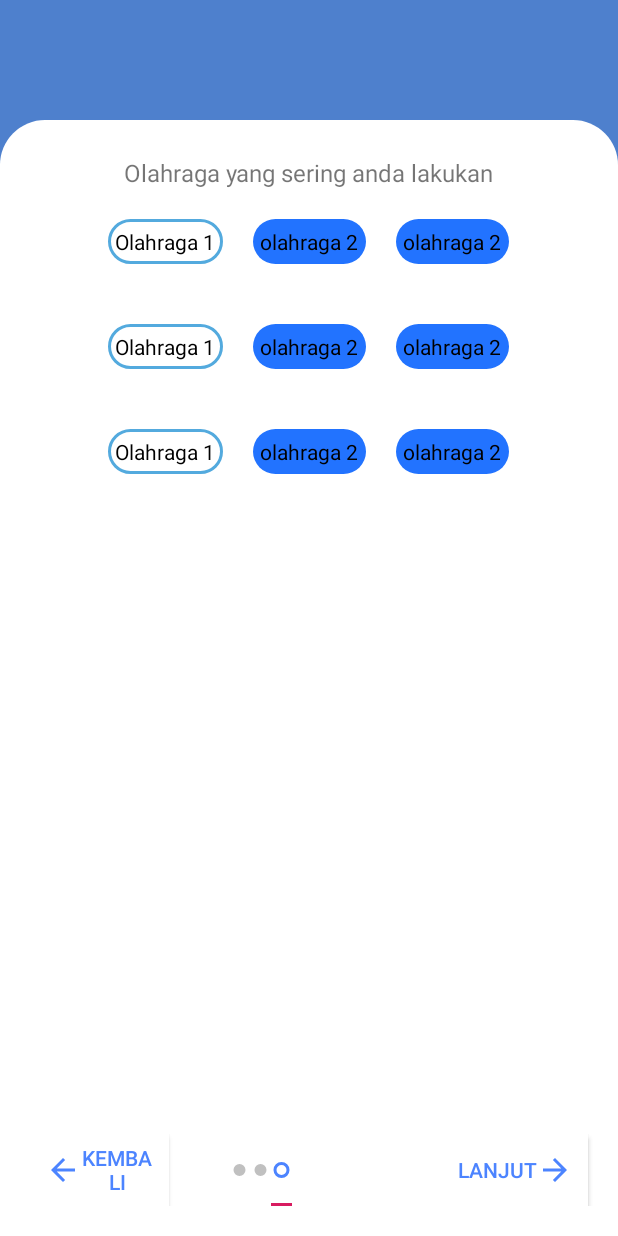
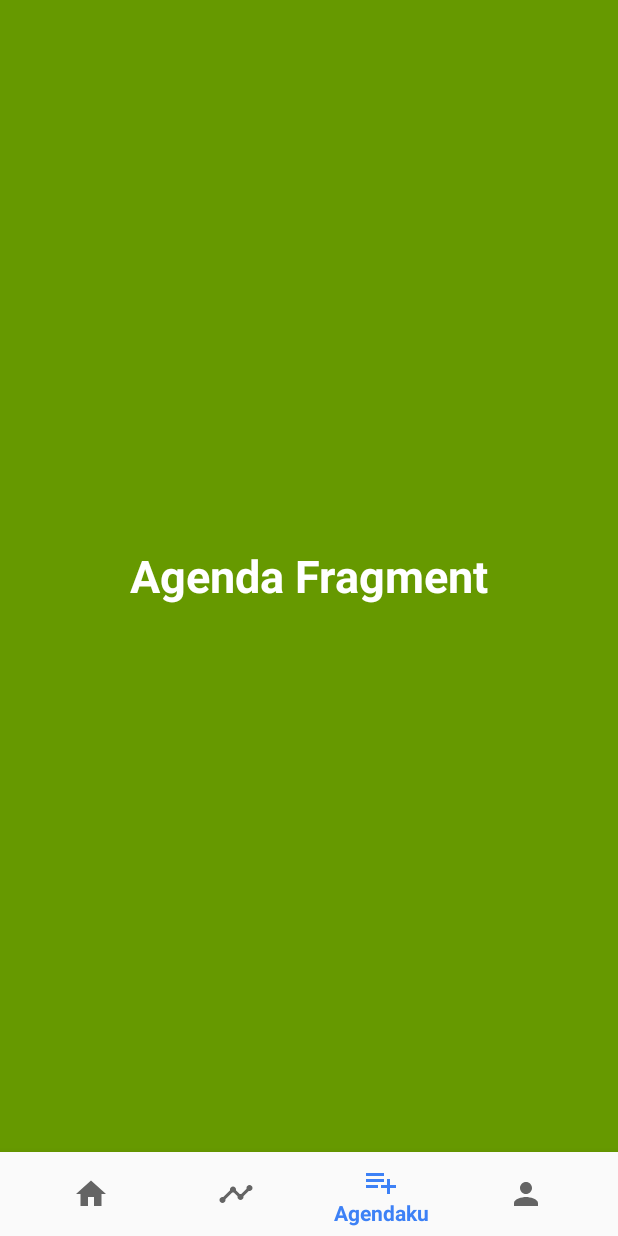
Before and after one commit to Syamil08/fooocare, an Android app: the screen it shows after launch (SignUP before the commit, DashboardActivity after it), item 3 of the bottom bar chosen, on a phone screen of 412 x 824 dp. Run offline under Robolectric (Android 15) with nearby library versions, the phone set to English and light mode, and no system bars.

Commit message:
Dashboard Page On Progress 10%

```diff
--- /dev/null
+++ b/app/src/main/java/com/example/fooocare/AgendaFragment.java
@@ -0,0 +1,19 @@
+package com.example.fooocare;
+
+import android.os.Bundle;
+import android.view.LayoutInflater;
+import android.view.View;
+import android.view.ViewGroup;
+
+import androidx.annotation.NonNull;
+import androidx.annotation.Nullable;
+import androidx.fragment.app.Fragment;
+
+public class AgendaFragment extends Fragment {
+
+    @Nullable
+    @Override
+    public View onCreateView(@NonNull LayoutInflater inflater, @Nullable ViewGroup container, @Nullable Bundle savedInstanceState) {
+        return inflater.inflate(R.layout.fragment_agenda, container, false);
+    }
+}
--- /dev/null
+++ b/app/src/main/java/com/example/fooocare/DashboardActivity.java
@@ -0,0 +1,54 @@
+package com.example.fooocare;
+
+import androidx.annotation.NonNull;
+import androidx.appcompat.app.AppCompatActivity;
+import androidx.fragment.app.Fragment;
+
+import android.os.Bundle;
+import android.view.MenuItem;
+
+import com.google.android.material.bottomnavigation.BottomNavigationView;
+
+public class DashboardActivity extends AppCompatActivity {
+
+    @Override
+    protected void onCreate(Bundle savedInstanceState) {
+        super.onCreate(savedInstanceState);
+        setContentView(R.layout.activity_dashboard);
+
+
+        BottomNavigationView bottomNav = findViewById(R.id.bottom_navigation);
+        bottomNav.setOnNavigationItemSelectedListener(navListener);
+
+//        set untuk home fragment yang akan muncul pertama kali
+        getSupportFragmentManager().beginTransaction().replace(R.id.fragment_container, new HomeFragment()).commit();
+    }
+
+    private BottomNavigationView.OnNavigationItemSelectedListener navListener =
+            new BottomNavigationView.OnNavigationItemSelectedListener() {
+                @Override
+                public boolean onNavigationItemSelected(@NonNull MenuItem menuItem) {
+                    Fragment selectedFragment = null;
+
+                    if (menuItem.getItemId() == R.id.nav_home){
+                        selectedFragment = new HomeFragment();
+                    }
+
+                    if (menuItem.getItemId() == R.id.nav_agenda){
+                        selectedFragment = new AgendaFragment();
+                    }
+
+                    if (menuItem.getItemId() == R.id.nav_statistic){
+                        selectedFragment = new StatistikFragment();
+                    }
+
+                    if (menuItem.getItemId() == R.id.nav_profil){
+                        selectedFragment = new ProfilFragment();
+                    }
+
+                    getSupportFragmentManager().beginTransaction().replace(R.id.fragment_container,selectedFragment).commit();
+
+                    return true;
+                }
+            };
+}
--- /dev/null
+++ b/app/src/main/java/com/example/fooocare/HomeFragment.java
@@ -0,0 +1,19 @@
+package com.example.fooocare;
+
+import android.os.Bundle;
+import android.view.LayoutInflater;
+import android.view.View;
+import android.view.ViewGroup;
+
+import androidx.annotation.NonNull;
+import androidx.annotation.Nullable;
+import androidx.fragment.app.Fragment;
+
+public class HomeFragment extends Fragment {
+
+    @Nullable
+    @Override
+    public View onCreateView(@NonNull LayoutInflater inflater, @Nullable ViewGroup container, @Nullable Bundle savedInstanceState) {
+        return inflater.inflate(R.layout.fragment_home, container, false);
+    }
+}
--- a/app/src/main/java/com/example/fooocare/SignUP.java
+++ b/app/src/main/java/com/example/fooocare/SignUP.java
@@ -19,6 +19,7 @@ public class SignUP extends AppCompatActivity {
     Button btnNext, btnPrev, btnFinish;
     int position = 0;
     DatabaseReference reff;
+
     @Override
     protected void onCreate(Bundle savedInstanceState) {
         super.onCreate(savedInstanceState);
--- /dev/null
+++ b/app/src/main/res/drawable/ic_agenda.xml
@@ -0,0 +1,9 @@
+<vector xmlns:android="http://schemas.android.com/apk/res/android"
+        android:width="24dp"
+        android:height="24dp"
+        android:viewportWidth="24.0"
+        android:viewportHeight="24.0">
+    <path
+        android:fillColor="#FF000000"
+        android:pathData="M14,10L2,10v2h12v-2zM14,6L2,6v2h12L14,6zM18,14v-4h-2v4h-4v2h4v4h2v-4h4v-2h-4zM2,16h8v-2L2,14v2z"/>
+</vector>
--- /dev/null
+++ b/app/src/main/res/drawable/ic_home.xml
@@ -0,0 +1,9 @@
+<vector xmlns:android="http://schemas.android.com/apk/res/android"
+        android:width="24dp"
+        android:height="24dp"
+        android:viewportWidth="24.0"
+        android:viewportHeight="24.0">
+    <path
+        android:fillColor="#FF000000"
+        android:pathData="M10,20v-6h4v6h5v-8h3L12,3 2,12h3v8z"/>
+</vector>
--- /dev/null
+++ b/app/src/main/res/drawable/ic_person.xml
@@ -0,0 +1,9 @@
+<vector xmlns:android="http://schemas.android.com/apk/res/android"
+        android:width="24dp"
+        android:height="24dp"
+        android:viewportWidth="24.0"
+        android:viewportHeight="24.0">
+    <path
+        android:fillColor="#FF000000"
+        android:pathData="M12,12c2.21,0 4,-1.79 4,-4s-1.79,-4 -4,-4 -4,1.79 -4,4 1.79,4 4,4zM12,14c-2.67,0 -8,1.34 -8,4v2h16v-2c0,-2.66 -5.33,-4 -8,-4z"/>
+</vector>
--- /dev/null
+++ b/app/src/main/res/drawable/ic_statistic.xml
@@ -0,0 +1,9 @@
+<vector xmlns:android="http://schemas.android.com/apk/res/android"
+        android:width="24dp"
+        android:height="24dp"
+        android:viewportWidth="24.0"
+        android:viewportHeight="24.0">
+    <path
+        android:fillColor="#FF000000"
+        android:pathData="M23,8c0,1.1 -0.9,2 -2,2 -0.18,0 -0.35,-0.02 -0.51,-0.07l-3.56,3.55c0.05,0.16 0.07,0.34 0.07,0.52 0,1.1 -0.9,2 -2,2s-2,-0.9 -2,-2c0,-0.18 0.02,-0.36 0.07,-0.52l-2.55,-2.55c-0.16,0.05 -0.34,0.07 -0.52,0.07s-0.36,-0.02 -0.52,-0.07l-4.55,4.56c0.05,0.16 0.07,0.33 0.07,0.51 0,1.1 -0.9,2 -2,2s-2,-0.9 -2,-2 0.9,-2 2,-2c0.18,0 0.35,0.02 0.51,0.07l4.56,-4.55C8.02,9.36 8,9.18 8,9c0,-1.1 0.9,-2 2,-2s2,0.9 2,2c0,0.18 -0.02,0.36 -0.07,0.52l2.55,2.55c0.16,-0.05 0.34,-0.07 0.52,-0.07s0.36,0.02 0.52,0.07l3.55,-3.56C19.02,8.35 19,8.18 19,8c0,-1.1 0.9,-2 2,-2s2,0.9 2,2z"/>
+</vector>
--- /dev/null
+++ b/app/src/main/res/layout/activity_dashboard.xml
@@ -0,0 +1,25 @@
+<?xml version="1.0" encoding="utf-8"?>
+<RelativeLayout xmlns:android="http://schemas.android.com/apk/res/android"
+    xmlns:app="http://schemas.android.com/apk/res-auto"
+    xmlns:tools="http://schemas.android.com/tools"
+    android:layout_width="match_parent"
+    android:layout_height="match_parent"
+    tools:context=".DashboardActivity">
+
+    <FrameLayout
+        android:id="@+id/fragment_container"
+        android:layout_width="match_parent"
+        android:layout_height="match_parent"
+        android:layout_above="@+id/bottom_navigation"/>
+
+    <com.google.android.material.bottomnavigation.BottomNavigationView
+        android:id="@+id/bottom_navigation"
+        android:layout_width="match_parent"
+        android:layout_height="wrap_content"
+        android:layout_alignParentBottom="true"
+        app:menu="@menu/bottom_navigation"
+        android:background="?android:attr/windowBackground">
+
+    </com.google.android.material.bottomnavigation.BottomNavigationView>
+
+</RelativeLayout>
--- /dev/null
+++ b/app/src/main/res/layout/fragment_agenda.xml
@@ -0,0 +1,19 @@
+<?xml version="1.0" encoding="utf-8"?>
+<LinearLayout xmlns:android="http://schemas.android.com/apk/res/android"
+    android:orientation="vertical" android:layout_width="match_parent"
+    android:layout_height="match_parent"
+    android:background="@android:color/holo_green_dark"
+    android:gravity="center">
+
+
+    <TextView
+        android:layout_width="wrap_content"
+        android:layout_height="wrap_content"
+        android:text="Agenda Fragment"
+        android:textSize="30sp"
+        android:textStyle="bold"
+        android:textColor="@android:color/white"/>
+
+
+
+</LinearLayout>
--- /dev/null
+++ b/app/src/main/res/menu/bottom_navigation.xml
@@ -0,0 +1,24 @@
+<?xml version="1.0" encoding="utf-8"?>
+<menu xmlns:android="http://schemas.android.com/apk/res/android">
+
+    <item
+        android:id="@+id/nav_home"
+        android:icon="@drawable/ic_home"
+        android:title="Beranda"/>
+
+    <item
+        android:id="@+id/nav_statistic"
+        android:icon="@drawable/ic_statistic"
+        android:title="Statistik"/>
+
+    <item
+        android:id="@+id/nav_agenda"
+        android:icon="@drawable/ic_agenda"
+        android:title="Agendaku"/>
+
+    <item
+        android:id="@+id/nav_profil"
+        android:icon="@drawable/ic_person"
+        android:title="Profil"/>
+
+</menu>
--- a/app/src/main/res/values/colors.xml
+++ b/app/src/main/res/values/colors.xml
@@ -1,6 +1,6 @@
 <?xml version="1.0" encoding="utf-8"?>
 <resources>
-    <color name="colorPrimary">#008577</color>
+    <color name="colorPrimary">#3D81F6</color>
     <color name="colorPrimaryDark">#00574B</color>
     <color name="colorAccent">#D81B60</color>
     <color name="colorOnBoarding">#CC2261C1</color>
```
Also changed, not shown: app/src/main/AndroidManifest.xml (+4 -7 lines), app/src/main/java/com/example/fooocare/Model/Pengguna.java (+41 -1 lines), app/src/main/java/com/example/fooocare/ProfilFragment.java (added, +19 -0 lines), app/src/main/java/com/example/fooocare/StatistikFragment.java (added, +19 -0 lines), app/src/main/res/layout/fragment_home.xml (added, +19 -0 lines), app/src/main/res/layout/fragment_profil.xml (added, +19 -0 lines), app/src/main/res/layout/fragment_statistik.xml (added, +19 -0 lines), 1 other file.
